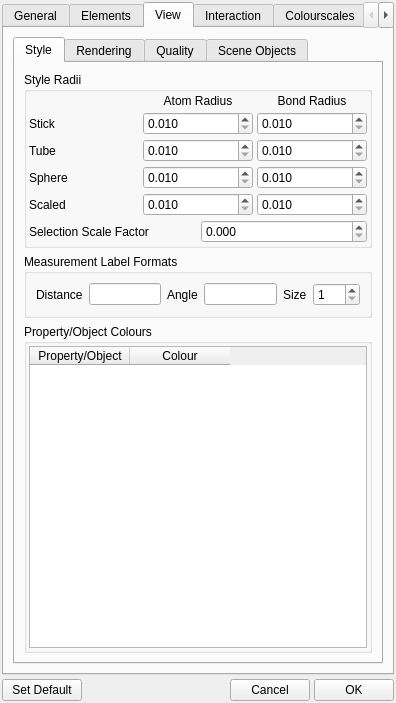
Before: the Qt Designer form branches/engine/src/gui/prefs.ui in trisyoungs/aten, drawn with Qt 5.
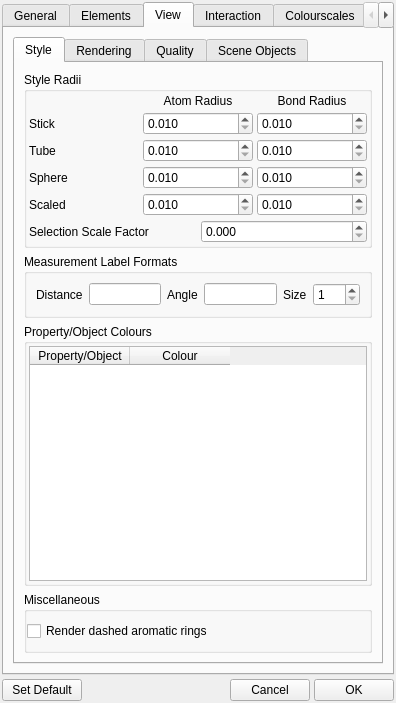
After: the same form once the commit is applied. The open tabs and pages were chosen to show the change. Icons and pictures are not drawn. Custom widgets are drawn as their Qt base class.

Commit message: Updated VertexChunk to recognise GL_POINTS type. Finalised creation of ring and segmented ring primitives by Primitive::plotRing(). Renamed Prefs::screenRadius() to Prefs::styleRadius(). Added Prefs::renderDashedAromatics_ member to select between solid and dashed aromatic rings, PrefsVariable accessor and gui option. Rendering of aromatic ring circles fully implemented.

What changed in the file:
```diff
--- a/branches/engine/src/gui/prefs.ui
+++ b/branches/engine/src/gui/prefs.ui
@@ -978,6 +978,25 @@
              </layout>
             </widget>
            </item>
+           <item>
+            <widget class="QGroupBox" name="MiscStyleOptions">
+             <property name="title">
+              <string>Miscellaneous</string>
+             </property>
+             <layout class="QVBoxLayout" name="verticalLayout_14">
+              <property name="leftMargin">
+               <number>0</number>
+              </property>
+              <item>
+               <widget class="QCheckBox" name="RenderDashedAromaticsCheck">
+                <property name="text">
+                 <string>Render dashed aromatic rings</string>
+                </property>
+               </widget>
+              </item>
+             </layout>
+            </widget>
+           </item>
           </layout>
          </widget>
          <widget class="QWidget" name="QualitySubTab">
```
The commit also changes 17 other files.
